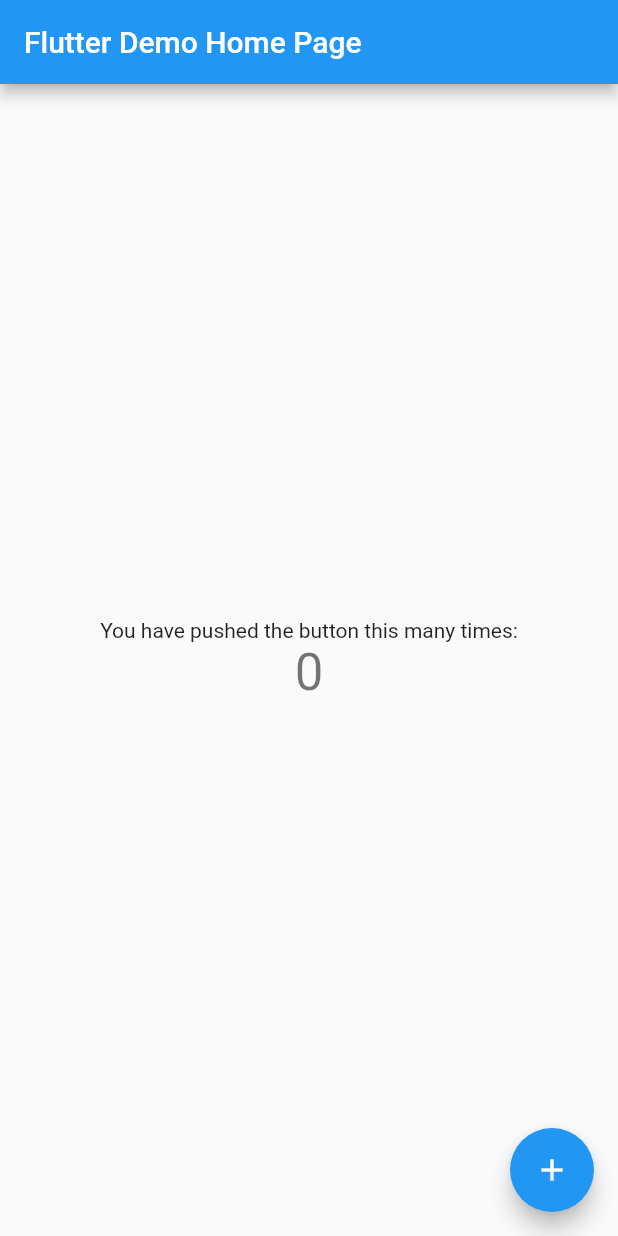
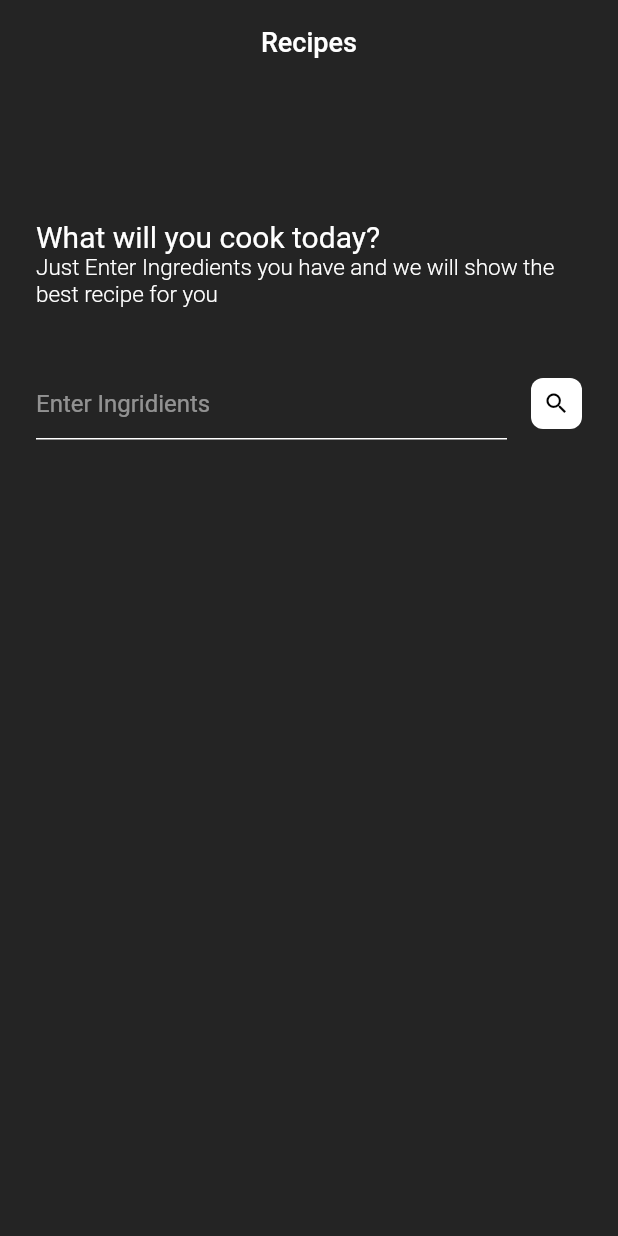
Before and after one commit to flutterchandigarh/recipe-app, a Flutter app: the screen it shows after launch, on a phone screen of 412 x 824 dp. Run offline on Flutter 3.47's test engine with Material 2 defaults, Android fonts, the phone set to English and light mode, and no system bars; our stand-ins replace webview_flutter; Roboto replaces fonts that are missing (Overpass, OverpassRegular).

```diff
--- a/lib/main.dart
+++ b/lib/main.dart
@@ -1,4 +1,5 @@
 import 'package:flutter/material.dart';
+import 'package:recipe_app/views/home.dart';
 
 void main() {
   runApp(MyApp());
@@ -9,105 +10,9 @@ class MyApp extends StatelessWidget {
   @override
   Widget build(BuildContext context) {
     return MaterialApp(
-      title: 'Flutter Demo',
-      theme: ThemeData(
-        // This is the theme of your application.
-        //
-        // Try running your application with "flutter run". You'll see the
-        // application has a blue toolbar. Then, without quitting the app, try
-        // changing the primarySwatch below to Colors.green and then invoke
-        // "hot reload" (press "r" in the console where you ran "flutter run",
-        // or simply save your changes to "hot reload" in a Flutter IDE).
-        // Notice that the counter didn't reset back to zero; the application
-        // is not restarted.
-        primarySwatch: Colors.blue,
-      ),
-      home: MyHomePage(title: 'Flutter Demo Home Page'),
+      title: 'Flutter Recipe',
+      debugShowCheckedModeBanner: false,
+      home: Home(),
     );
   }
 }
-
-class MyHomePage extends StatefulWidget {
-  MyHomePage({Key key, this.title}) : super(key: key);
-
-  // This widget is the home page of your application. It is stateful, meaning
-  // that it has a State object (defined below) that contains fields that affect
-  // how it looks.
-
-  // This class is the configuration for the state. It holds the values (in this
-  // case the title) provided by the parent (in this case the App widget) and
-  // used by the build method of the State. Fields in a Widget subclass are
-  // always marked "final".
-
-  final String title;
-
-  @override
-  _MyHomePageState createState() => _MyHomePageState();
-}
-
-class _MyHomePageState extends State<MyHomePage> {
-  int _counter = 0;
-
-  void _incrementCounter() {
-    setState(() {
-      // This call to setState tells the Flutter framework that something has
-      // changed in this State, which causes it to rerun the build method below
-      // so that the display can reflect the updated values. If we changed
-      // _counter without calling setState(), then the build method would not be
-      // called again, and so nothing would appear to happen.
-      _counter++;
-    });
-  }
-
-  @override
-  Widget build(BuildContext context) {
-    // This method is rerun every time setState is called, for instance as done
-    // by the _incrementCounter method above.
-    //
-    // The Flutter framework has been optimized to make rerunning build methods
-    // fast, so that you can just rebuild anything that needs updating rather
-    // than having to individually change instances of widgets.
-    return Scaffold(
-      appBar: AppBar(
-        // Here we take the value from the MyHomePage object that was created by
-        // the App.build method, and use it to set our appbar title.
-        title: Text(widget.title),
-      ),
-      body: Center(
-        // Center is a layout widget. It takes a single child and positions it
-        // in the middle of the parent.
-        child: Column(
-          // Column is also a layout widget. It takes a list of children and
-          // arranges them vertically. By default, it sizes itself to fit its
-          // children horizontally, and tries to be as tall as its parent.
-          //
-          // Invoke "debug painting" (press "p" in the console, choose the
-          // "Toggle Debug Paint" action from the Flutter Inspector in Android
-          // Studio, or the "Toggle Debug Paint" command in Visual Studio Code)
-          // to see the wireframe for each widget.
-          //
-          // Column has various properties to control how it sizes itself and
-          // how it positions its children. Here we use mainAxisAlignment to
-          // center the children vertically; the main axis here is the vertical
-          // axis because Columns are vertical (the cross axis would be
-          // horizontal).
-          mainAxisAlignment: MainAxisAlignment.center,
-          children: <Widget>[
-            Text(
-              'You have pushed the button this many times:',
-            ),
-            Text(
-              '$_counter',
-              style: Theme.of(context).textTheme.headline4,
-            ),
-          ],
-        ),
-      ),
-      floatingActionButton: FloatingActionButton(
-        onPressed: _incrementCounter,
-        tooltip: 'Increment',
-        child: Icon(Icons.add),
-      ), // This trailing comma makes auto-formatting nicer for build methods.
-    );
-  }
-}
--- /dev/null
+++ b/lib/models/recipe_model.dart
@@ -0,0 +1,16 @@
+class RecipeModel {
+  final String image;
+  final String url;
+  final String source;
+  final String label;
+
+  RecipeModel({this.image, this.url, this.label, this.source});
+
+  factory RecipeModel.fromMap(Map<String, dynamic> parsedJson) {
+    return RecipeModel(
+        image: parsedJson["image"],
+        url: parsedJson["url"],
+        source: parsedJson["source"],
+        label: parsedJson["label"]);
+  }
+}
--- /dev/null
+++ b/lib/views/home.dart
@@ -0,0 +1,248 @@
+import 'dart:convert';
+import 'dart:io';
+import 'package:flutter/foundation.dart';
+import 'package:flutter/material.dart';
+import 'package:recipe_app/models/recipe_model.dart';
+import 'package:recipe_app/views/recipe_view.dart';
+
+class Home extends StatelessWidget {
+  List<RecipeModel> recipies = new List();
+  String ingridients;
+  bool _loading = false;
+  String query = "";
+  TextEditingController textEditingController = new TextEditingController();
+
+  @override
+  Widget build(BuildContext context) {
+    return Scaffold(
+      backgroundColor: Color(0xff242424),
+      appBar: AppBar(
+        centerTitle: true,
+        backgroundColor: Colors.transparent,
+        elevation: 0,
+        title: Text(
+          "Recipes",
+          style: TextStyle(
+              fontSize: 18, color: Colors.white, fontFamily: 'Overpass'),
+        ),
+      ),
+      body: SingleChildScrollView(
+        child: Container(
+          padding: EdgeInsets.symmetric(
+              vertical: 30,
+              horizontal: 24),
+          child: Column(
+            crossAxisAlignment: CrossAxisAlignment.start,
+            children: <Widget>[
+              SizedBox(
+                height: 60,
+              ),
+              Text(
+                "What will you cook today?",
+                style: TextStyle(
+                    fontSize: 20,
+                    color: Colors.white,
+                    fontWeight: FontWeight.w400,
+                    fontFamily: 'Overpass'),
+              ),
+              Text(
+                "Just Enter Ingredients you have and we will show the best recipe for you",
+                style: TextStyle(
+                    fontSize: 15,
+                    color: Colors.white,
+                    fontWeight: FontWeight.w300,
+                    fontFamily: 'OverpassRegular'),
+              ),
+              SizedBox(
+                height: 40,
+              ),
+              Container(
+                child: Row(
+                  children: <Widget>[
+                    Expanded(
+                      child: TextField(
+                        controller: textEditingController,
+                        style: TextStyle(
+                            fontSize: 16,
+                            color: Colors.white,
+                            fontFamily: 'Overpass'),
+                        decoration: InputDecoration(
+                          hintText: "Enter Ingridients",
+                          hintStyle: TextStyle(
+                              fontSize: 16,
+                              color: Colors.white.withOpacity(0.5),
+                              fontFamily: 'Overpass'),
+                          enabledBorder: UnderlineInputBorder(
+                            borderSide: BorderSide(color: Colors.white),
+                          ),
+                          focusedBorder: UnderlineInputBorder(
+                            borderSide: BorderSide(color: Colors.white),
+                          ),
+                        ),
+                      ),
+                    ),
+                    SizedBox(
+                      width: 16,
+                    ),
+                    InkWell(
+                        onTap: () async {
+                          // if (textEditingController.text.isNotEmpty) {
+                          //   setState(() {
+                          //     _loading = true;
+                          //   });
+                          //   recipies = new List();
+                          //   String url =
+                          //       "https://api.edamam.com/search?q=${textEditingController.text}&app_id=0f21d949&app_key=8bcdd93683d1186ba0555cb95e64ab26";
+                          //   var response = await http.get(url);
+                          //   print(" $response this is response");
+                          //   Map<String, dynamic> jsonData =
+                          //       jsonDecode(response.body);
+                          //   print("this is json Data $jsonData");
+                          //   jsonData["hits"].forEach((element) {
+                          //     print(element.toString());
+                          //     RecipeModel recipeModel = new RecipeModel();
+                          //     recipeModel =
+                          //         RecipeModel.fromMap(element['recipe']);
+                          //     recipies.add(recipeModel);
+                          //     print(recipeModel.url);
+                          //   });
+                          //   setState(() {
+                          //     _loading = false;
+                          //   });
+
+                          //   print("doing it");
+                          // } else {
+                          //   print("not doing it");
+                          // }
+                        },
+                        child: Container(
+                          decoration: BoxDecoration(
+                              borderRadius: BorderRadius.circular(8),
+                              color: Colors.white),
+                          padding: EdgeInsets.all(8),
+                          child: Row(
+                            mainAxisSize: MainAxisSize.min,
+                            children: <Widget>[
+                              Icon(Icons.search, size: 18, color: Colors.black),
+                            ],
+                          ),
+                        )),
+                  ],
+                ),
+              ),
+              SizedBox(
+                height: 30,
+              ),
+              GridView.builder(
+                gridDelegate: SliverGridDelegateWithMaxCrossAxisExtent(
+                  mainAxisSpacing: 25.0,
+                  maxCrossAxisExtent: 200.0,
+                ),
+                shrinkWrap: true,
+                scrollDirection: Axis.vertical,
+                physics: ClampingScrollPhysics(), //Why Required?
+                itemCount: recipies.length,
+                itemBuilder: (context, index) {
+                  return RecipieTile(
+                    title: 'Title',
+                    imgUrl: 'recipies[index].image',
+                    desc: 'recipies[index].source',
+                    url: 'recipies[index].url',
+                  );
+                },
+              ),
+            ],
+          ),
+        ),
+      ),
+    );
+  }
+}
+
+class RecipieTile extends StatefulWidget {
+  final String title, desc, imgUrl, url;
+
+  RecipieTile({this.title, this.desc, this.imgUrl, this.url});
+
+  @override
+  _RecipieTileState createState() => _RecipieTileState();
+}
+
+class _RecipieTileState extends State<RecipieTile> {
+  // _launchURL(String url) async {
+  //   print(url);
+  //   if (await canLaunch(url)) {
+  //     await launch(url);
+  //   } else {
+  //     throw 'Could not launch $url';
+  //   }
+  // }
+
+  @override
+  Widget build(BuildContext context) {
+    return Wrap(
+      children: <Widget>[
+        GestureDetector(
+          onTap: () {
+            // if (kIsWeb) {
+            //   _launchURL(widget.url);
+            // } else {
+            //   print(widget.url + " this is what we are going to see");
+            //   Navigator.push(
+            //       context,
+            //       MaterialPageRoute(
+            //           builder: (context) => RecipeView(
+            //                 postUrl: widget.url,
+            //               )));
+            // }
+          },
+          child: Container(
+            margin: EdgeInsets.all(8),
+            child: Stack(
+              children: <Widget>[
+                Image.network(
+                  widget.imgUrl,
+                  height: 200,
+                  width: 200,
+                  fit: BoxFit.cover,
+                ),
+                Container(
+                  width: 200,
+                  alignment: Alignment.bottomLeft,
+                  decoration: BoxDecoration(
+
+                      gradient: LinearGradient(
+                          colors: [Colors.white30, Colors.white],
+                          begin: FractionalOffset.centerRight,
+                          end: FractionalOffset.centerLeft)),
+                  child: Padding(
+                    padding: const EdgeInsets.all(8.0),
+                    child: Column(
+                      crossAxisAlignment: CrossAxisAlignment.start,
+                      children: <Widget>[
+                        Text(
+                          widget.title,
+                          style: TextStyle(
+                              fontSize: 13,
+                              color: Colors.black54,
+                              fontFamily: 'Overpass'),
+                        ),
+                        Text(
+                          widget.desc,
+                          style: TextStyle(
+                              fontSize: 10,
+                              color: Colors.black54,
+                              fontFamily: 'OverpassRegular'),
+                        )
+                      ],
+                    ),
+                  ),
+                )
+              ],
+            ),
+          ),
+        ),
+      ],
+    );
+  }
+}
```
Also changed, not shown: lib/views/recipe_view.dart (added, +56 -0 lines), 1 other file.
